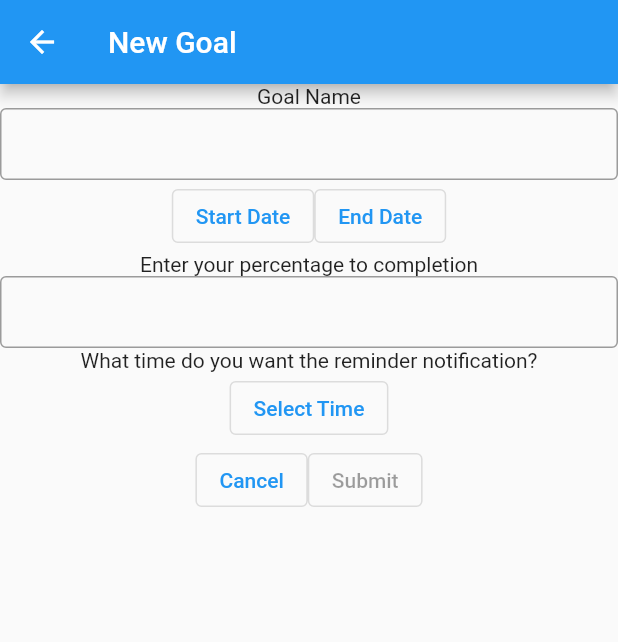
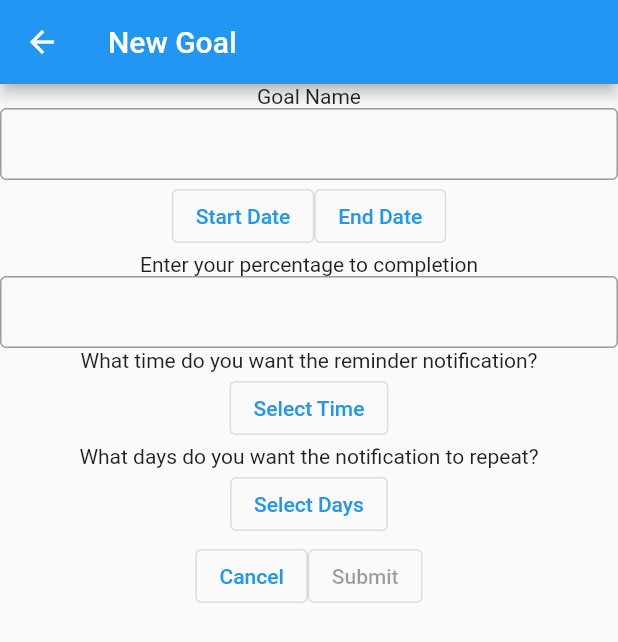
Before and after one commit to hunter-mickiewicz/GoalTracker, a Flutter app: the GoalCreatorPage screen opened directly, on a phone screen of 412 x 824 dp. Shown: the top 642 px of the screen. Run offline on Flutter 3.47's test engine with Material 2 defaults, Android fonts, the phone set to English and light mode, and no system bars; our stand-ins replace awesome_notifications, flutter_local_notifications, percent_indicator, timezone; missing offline and left inert: flutter_email_sender.

Commit message:
framework for day notification selection

```diff
--- a/lib/main.dart
+++ b/lib/main.dart
@@ -535,6 +535,18 @@ class GoalCreatorPage extends StatefulWidget {
 
 class _GoalCreatorPageState extends State<GoalCreatorPage> {
   String? goalName;
+  String? notifDays;
+  List<String> weekDays = [
+    "Monday",
+    "Tuesday",
+    "Wednesday",
+    "Thursday",
+    "Friday",
+    "Saturday",
+    "Sunday"
+  ];
+  List<bool> daysSelected = List<bool>.generate(7, (int index) => false);
+  String notificationDays = "Select Days";
   TimeOfDay? notifTime;
   String notificationTime = "Select Time";
   DateTime? begin;
@@ -585,6 +597,31 @@ class _GoalCreatorPageState extends State<GoalCreatorPage> {
         notificationTime = tempTime.substring(
             tempTime.indexOf("(") + 1, tempTime.indexOf(")"));
       }
+    });
+  }
+
+  Future<void> _selectNotifDays() async {
+    showDialog(
+        context: context,
+        builder: (BuildContext context) => Dialog(
+                child: DataTable(
+              columns: <DataColumn>[DataColumn(label: Text("Day"))],
+              rows: List<DataRow>.generate(
+                  weekDays.length,
+                  (index) => DataRow(
+                      cells: <DataCell>[DataCell(Text(weekDays[index]))],
+                      selected: daysSelected[index],
+                      onSelectChanged: (bool? value) {
+                        setState(() {
+                          checkmarkDays(index, value);
+                        });
+                      })),
+            )));
+  }
+
+  Future<void> checkmarkDays(index, val) async {
+    setState(() {
+      daysSelected[index] = val;
     });
   }
 
@@ -695,6 +732,13 @@ class _GoalCreatorPageState extends State<GoalCreatorPage> {
                 });
               },
               child: Text(notificationTime)),
+          Text("What days do you want the notification to repeat?"),
+          OutlinedButton(
+              onPressed: () {
+                _selectNotifDays();
+                checkReady();
+              },
+              child: Text("Select Days")),
           Row(
             mainAxisAlignment: MainAxisAlignment.center,
             children: [
```
